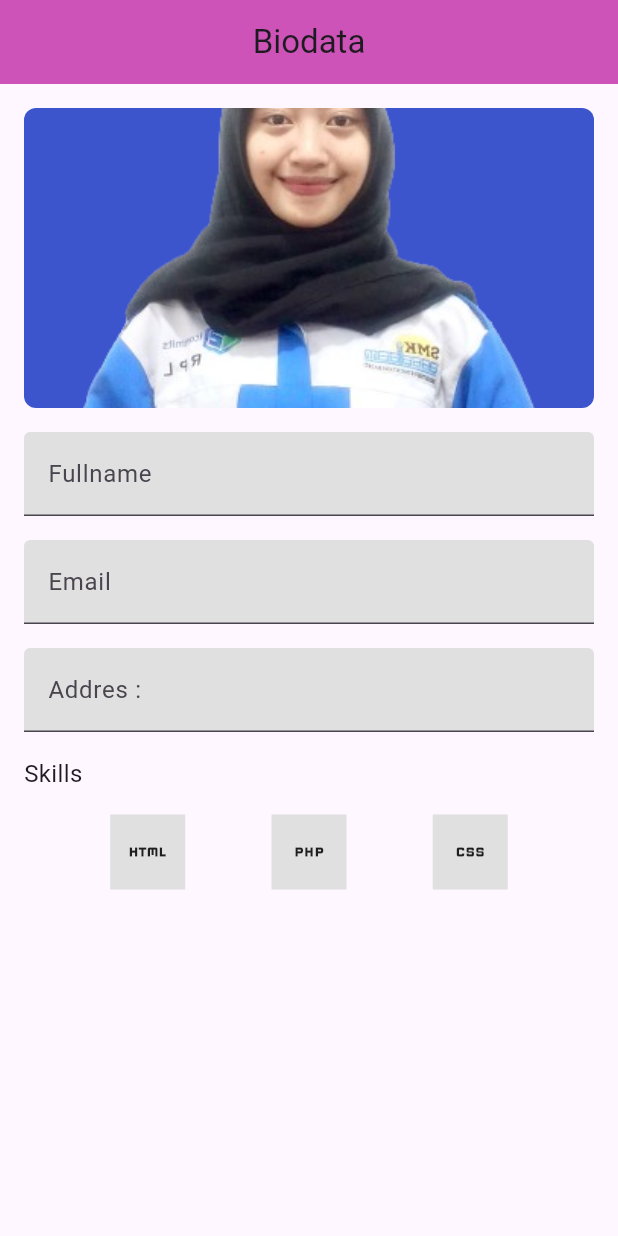
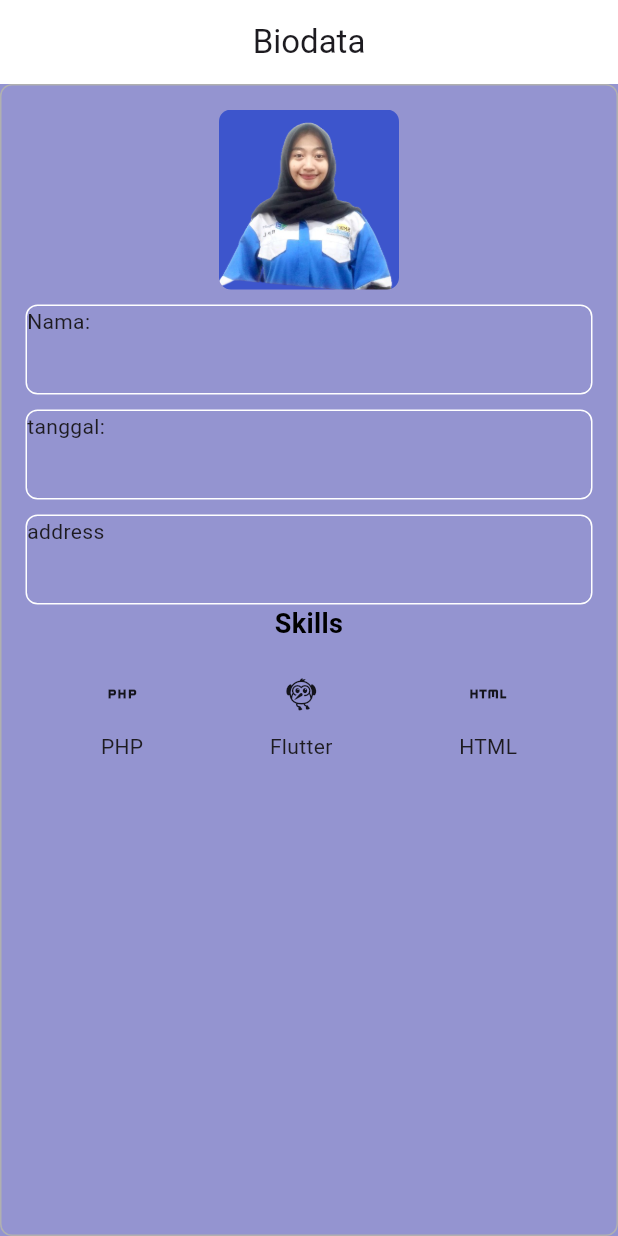
Before and after one commit to annisasriwulandari299/myapp, a Flutter app: the screen it shows after launch, on a phone screen of 412 x 824 dp. Run offline on Flutter 3.47's test engine with Material 3 defaults, Android fonts, the phone set to English and light mode, and no system bars.

Commit message:
Tugas Flutter

```diff
--- a/lib/container_widget.dart
+++ b/lib/container_widget.dart
@@ -11,7 +11,7 @@ class BelajarContainer extends StatelessWidget {
       padding: EdgeInsets.only(left:10),
       margin: EdgeInsets.all(10),
       decoration: BoxDecoration(
-        color: Color.fromARGB(197, 230, 39, 156),
+        color: Color.fromARGB(197, 74, 39, 230),
         borderRadius: BorderRadius.circular(10),
         border: Border.all(
           color: Colors.black,
--- a/lib/latihan.dart
+++ b/lib/latihan.dart
@@ -1,27 +1,22 @@
 import 'package:flutter/material.dart';
 
+class Biodata extends StatelessWidget {
+  const Biodata({Key? key}) : super(key: key);
 
-class Latihan extends StatelessWidget {
   @override
   Widget build(BuildContext context) {
-    return MaterialApp(
-      home: BiodataPage(),
-    );
-  }
-}
-
-class BiodataPage extends StatelessWidget {
-  @override
-  Widget build(BuildContext context) {
-    return Scaffold(
-      body: Padding(
-        padding: const EdgeInsets.all(16.0),
+    return Container(
+      width: double.infinity,
+      padding: EdgeInsets.all(16.0),
+      decoration: BoxDecoration(
+        border: Border.all(color: Color.fromARGB(255, 176, 176, 176)),
+        borderRadius: BorderRadius.circular(8.0),
+      ),
       child: Column(
-          crossAxisAlignment: CrossAxisAlignment.start,
         children: [
-            Center(
-              child: Container(
-                height: 200.0,
+          Container(
+            width: 120.0,
+            height: 120.0,
             decoration: BoxDecoration(
               image: DecorationImage(
                 image: AssetImage('assets/images/nisa.png'),
@@ -30,90 +25,79 @@ class BiodataPage extends StatelessWidget {
               borderRadius: BorderRadius.circular(8.0),
             ),
           ),
+          SizedBox(
+            height: 10,
           ),
-            SizedBox(height: 16),
-            TextField(
-              decoration: InputDecoration(
-                labelText: 'Fullname',
-                filled: true,
-                fillColor: Colors.grey[300],
+          Container(
+            width: 500,
+            height: 60,
+            decoration: BoxDecoration(
+              border: Border.all(color: Color.fromARGB(255, 255, 255, 255)),
+              borderRadius: BorderRadius.circular(8.0),
+            ),
+            child: Text('Nama:'),
+          ),
+          SizedBox(
+            height: 10,
+          ),
+          Container(
+            width: 500,
+            height: 60,
+            decoration: BoxDecoration(
+              border: Border.all(color: Color.fromARGB(255, 255, 255, 255)),
+              borderRadius: BorderRadius.circular(8.0),
+            ),
+            child: Text('tanggal:'),
+          ),
+          SizedBox(
+            height: 10,
+          ),
+          Container(
+            width: 500,
+            height: 60,
+            decoration: BoxDecoration(
+              border: Border.all(color: Color.fromARGB(255, 255, 255, 255)),
+              borderRadius: BorderRadius.circular(8.0),
+            ),
+            child: Text('address'),
+          ),
+          Positioned(
+            top: 300,
+            left: 0,
+            right: 0,
+            child: Text(
+              'Skills',
+              style: TextStyle(
+                  fontSize: 18.0,
+                  fontWeight: FontWeight.bold,
+                  color: const Color.fromARGB(255, 0, 0, 0)),
+              textAlign: TextAlign.center,
             ),
           ),
-            SizedBox(height: 16),
-            TextField(
-              decoration: InputDecoration(
-                labelText: 'Email',
-                filled: true,
-                fillColor: Colors.grey[300],
-              ),
-            ),
-            SizedBox(height: 16),
-            TextField(
-              decoration: InputDecoration(
-                labelText: 'Addres : ',
-                filled: true,
-                fillColor: Colors.grey[300],
-              ),
-            ),
-            SizedBox(height: 16),
-            Text('Skills', style: TextStyle(fontSize: 16)),
-            SizedBox(height: 16),
-            Row(
-              mainAxisAlignment: MainAxisAlignment.spaceEvenly,
-              children: [
           Container(
-                  color: Colors.grey[300],
-                  width: 50,
-                  height: 50,
+            width: double.infinity,
+            padding: EdgeInsets.all(8),
+            height: 100,
             child: Row(
               mainAxisAlignment: MainAxisAlignment.spaceAround,
               children: [
                 Column(
-                        mainAxisAlignment:MainAxisAlignment.spaceAround,
-                        children: [
-                          Icon(Icons.html)
-                        ],
-                      )
-                    ],
+                  mainAxisAlignment: MainAxisAlignment.spaceEvenly,
+                  children: [Icon(Icons.php), Text('PHP')],
                 ),
+                Column(
+                  mainAxisAlignment: MainAxisAlignment.spaceEvenly,
+                  children: [Icon(Icons.flutter_dash_outlined), Text('Flutter')],
                 ),
-                Container(
-                  color: Colors.grey[300],
-                  width: 50,
-                  height: 50,
-                  child: Row(
-                    mainAxisAlignment: MainAxisAlignment.spaceAround,
-                    children: [
                 Column(
-                        mainAxisAlignment:MainAxisAlignment.spaceAround,
-                        children: [
-                          Icon(Icons.php)
-                        ],
-                      )
-                    ],
+                  mainAxisAlignment: MainAxisAlignment.spaceEvenly,
+                  children: [Icon(Icons.html), Text('HTML')],
                 ),
-                ),
-                Container(
-                  color: Colors.grey[300],
-                  width: 50,
-                  height: 50,
-                  child: Row(
-                    mainAxisAlignment: MainAxisAlignment.spaceAround,
-                    children: [
-                      Column(
-                        mainAxisAlignment:MainAxisAlignment.spaceAround,
-                        children: [
-                          Icon(Icons.css)
-                        ],
-                      )
               ],
             ),
           ),
         ],
       ),
-          ],
-        ),
-      ),
     );
   }
 }
--- a/lib/main.dart
+++ b/lib/main.dart
@@ -1,13 +1,12 @@
+
 import 'package:flutter/material.dart';
 import 'package:myapp/container_widget.dart';
 import 'package:myapp/latihan.dart';
-import 'package:myapp/news_container.dart';
-import 'package:myapp/row_column/column.dart';
-import 'package:myapp/row_column/latihan_rowcolumn.dart';
+// import 'package:myapp/news_container.dart';
+// import 'package:myapp/row_column/column_widget.dart';
+// import 'package:myapp/row_column/latihan_row_column.dart';
 
-import 'row_column/row_widget.dart';
-
-void main (){
+void main() {
   runApp(MyApp());
 }
 
@@ -17,22 +16,35 @@ class MyApp extends StatelessWidget {
   @override
   Widget build(BuildContext context) {
     return MaterialApp(
-    title: 'Biodata',
       home: Scaffold(
-      backgroundColor: Colors.blueAccent,
+        backgroundColor: Color.fromARGB(196, 116, 116, 194),
         appBar: AppBar(
           title: Text('Biodata'),
           centerTitle: true,
-        backgroundColor: Color.fromARGB(188, 255, 64, 160),
+          backgroundColor: Color.fromARGB(255, 255, 255, 255),
         ),
-      body: Latihan(),
+        body: Biodata(),
       ),
     );
   }
 }
 
-class BelajarText extends StatelessWidget {
-  const BelajarText({
+class NewWidget extends StatelessWidget {
+  const NewWidget({
+    super.key,
+  });
+
+  @override
+  Widget build(BuildContext context) {
+    return BelajarContainer();
+  }
+}
+
+class ContainerWidget {
+}
+
+class TextWidget extends StatelessWidget {
+  const TextWidget({
     super.key,
   });
 
@@ -40,11 +52,12 @@ class BelajarText extends StatelessWidget {
   Widget build(BuildContext context) {
     return Center(
       child: Text(
-        'Hello World',
+        'Hello Bray',
         style: TextStyle(
-            color: Colors.white,
-            fontSize: 30,
-            fontWeight: FontWeight.bold
+          fontSize: 24,
+          color: Color.fromARGB(255, 255, 255, 255),
+          fontWeight: FontWeight.bold,
+          backgroundColor: Colors.black,
         ),
       ),
     );
```
Also changed, not shown: assets/images/nicaw.jpeg (added). Lines whose indentation alone changed are shown as unchanged.
